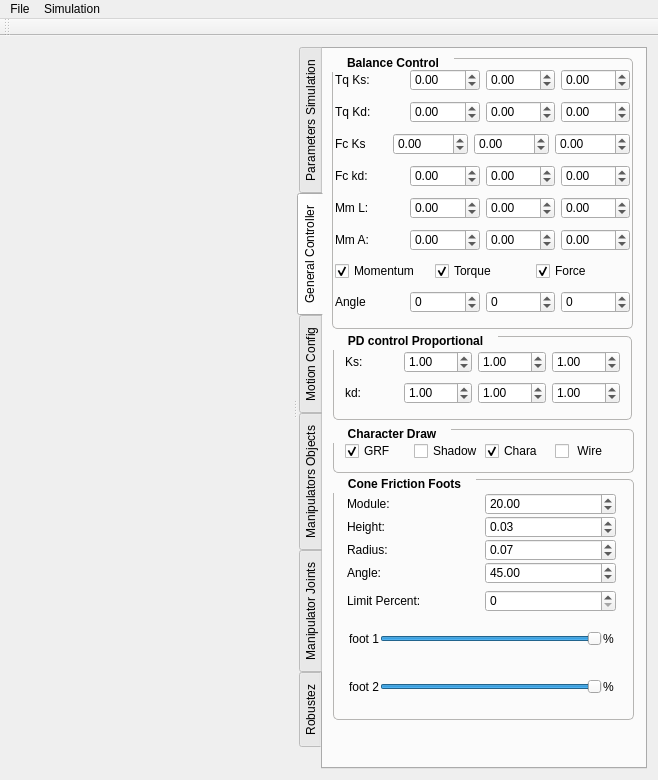
This is mainwindow.ui in dtbinh/Physics as Qt 5 draws it before an edit. The edited form follows.
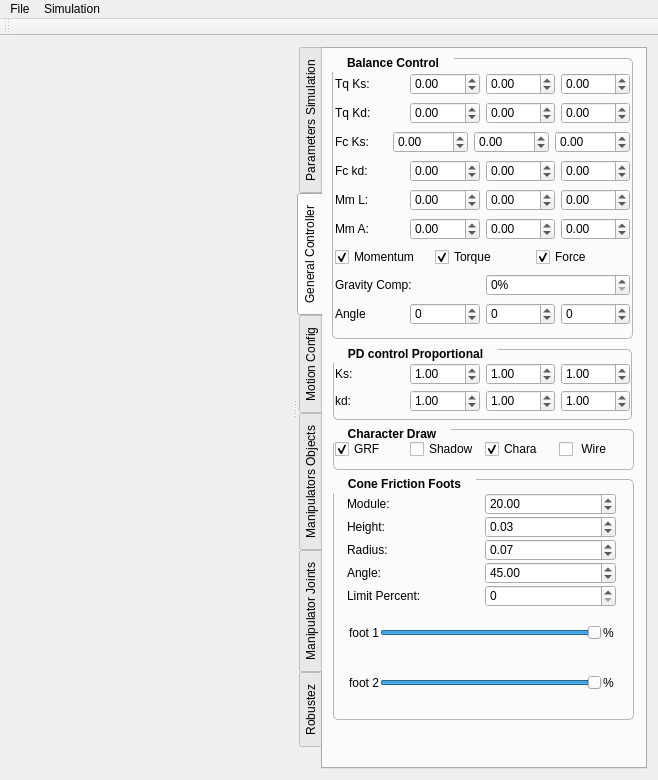
This is the edited form. The open tabs and pages were chosen to show the change. Custom widgets are drawn as their Qt base class.

Commit message: alteração de fricção via interface implementado

```diff
--- a/mainwindow.ui
+++ b/mainwindow.ui
@@ -305,7 +305,7 @@
               <x>9</x>
               <y>9</y>
               <width>301</width>
-              <height>271</height>
+              <height>281</height>
              </rect>
             </property>
             <property name="font">
@@ -337,7 +337,7 @@
               <number>2</number>
              </property>
              <property name="topMargin">
-              <number>2</number>
+              <number>9</number>
              </property>
              <property name="rightMargin">
               <number>2</number>
@@ -435,7 +435,7 @@
                <item>
                 <widget class="QLabel" name="label_14">
                  <property name="text">
-                  <string>Fc Ks</string>
+                  <string>Fc Ks:</string>
                  </property>
                 </widget>
                </item>
@@ -669,15 +669,36 @@
                </item>
               </layout>
              </item>
+             <item row="7" column="0">
+              <layout class="QHBoxLayout" name="horizontalLayout_48">
+               <item>
+                <widget class="QLabel" name="label_45">
+                 <property name="text">
+                  <string>Gravity Comp:</string>
+                 </property>
+                </widget>
+               </item>
+               <item>
+                <widget class="QSpinBox" name="gravComp">
+                 <property name="suffix">
+                  <string>%</string>
+                 </property>
+                 <property name="maximum">
+                  <number>100</number>
+                 </property>
+                </widget>
+               </item>
+              </layout>
+             </item>
             </layout>
            </widget>
            <widget class="QGroupBox" name="groupBox_4">
             <property name="geometry">
              <rect>
               <x>10</x>
-              <y>287</y>
+              <y>300</y>
               <width>299</width>
-              <height>84</height>
+              <height>71</height>
              </rect>
             </property>
             <property name="font">
@@ -705,6 +726,24 @@
              <string>PD control Proportional</string>
             </property>
             <layout class="QGridLayout" name="gridLayout_8">
+             <property name="leftMargin">
+              <number>1</number>
+             </property>
+             <property name="topMargin">
+              <number>9</number>
+             </property>
+             <property name="rightMargin">
+              <number>1</number>
+             </property>
+             <property name="bottomMargin">
+              <number>2</number>
+             </property>
+             <property name="horizontalSpacing">
+              <number>2</number>
+             </property>
+             <property name="verticalSpacing">
+              <number>1</number>
+             </property>
              <item row="0" column="0">
               <layout class="QHBoxLayout" name="horizontalLayout_15">
                <item>
@@ -859,6 +898,9 @@
               </rect>
              </property>
              <layout class="QVBoxLayout" name="verticalLayout_3">
+              <property name="spacing">
+               <number>1</number>
+              </property>
               <item>
                <layout class="QVBoxLayout" name="verticalLayout_2">
                 <property name="spacing">
@@ -1094,7 +1136,7 @@
               <x>10</x>
               <y>380</y>
               <width>301</width>
-              <height>44</height>
+              <height>41</height>
              </rect>
             </property>
             <property name="font">
@@ -1122,6 +1164,21 @@
              <string>Character Draw</string>
             </property>
             <layout class="QGridLayout" name="gridLayout_11">
+             <property name="leftMargin">
+              <number>1</number>
+             </property>
+             <property name="topMargin">
+              <number>2</number>
+             </property>
+             <property name="rightMargin">
+              <number>1</number>
+             </property>
+             <property name="bottomMargin">
+              <number>2</number>
+             </property>
+             <property name="spacing">
+              <number>1</number>
+             </property>
              <item row="0" column="0">
               <layout class="QHBoxLayout" name="horizontalLayout_24">
                <property name="spacing">
```
Left out of the diff: 97 changed lines with no effect on the pictures. The commit also changes 6 other files.
